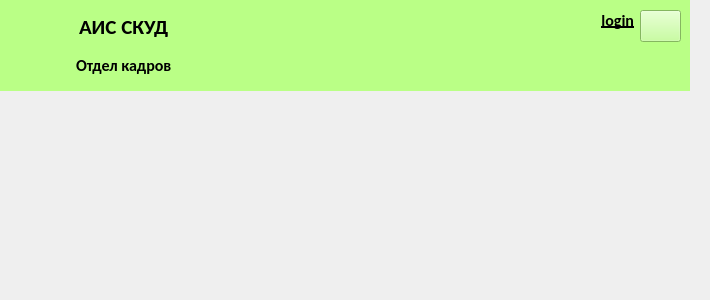
Above: app/acms/hrwindow.ui from MK-IBM-WWS/ACMS before the change. Below: the same form after it.
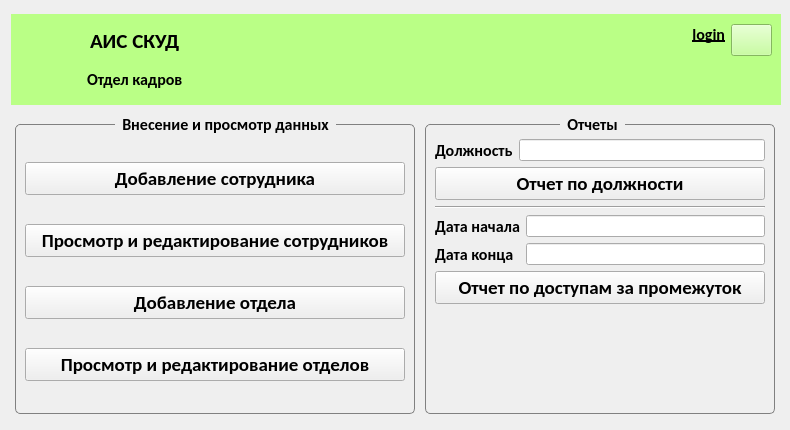
That is the form after the change. Icons and pictures are not drawn.

Diff of the .ui file:
```diff
--- a/app/acms/hrwindow.ui
+++ b/app/acms/hrwindow.ui
@@ -6,20 +6,20 @@
    <rect>
     <x>0</x>
     <y>0</y>
-    <width>710</width>
-    <height>300</height>
+    <width>790</width>
+    <height>430</height>
    </rect>
   </property>
   <property name="minimumSize">
    <size>
-    <width>710</width>
-    <height>300</height>
+    <width>790</width>
+    <height>430</height>
    </size>
   </property>
   <property name="maximumSize">
    <size>
-    <width>710</width>
-    <height>300</height>
+    <width>790</width>
+    <height>430</height>
    </size>
   </property>
   <property name="windowTitle">
@@ -29,24 +29,18 @@
    <iconset resource="lw.qrc">
     <normaloff>:/labels/label.png</normaloff>:/labels/label.png</iconset>
   </property>
+  <layout class="QGridLayout" name="gridLayout_2">
+   <item row="0" column="0">
   <widget class="QFrame" name="frame">
-   <property name="geometry">
-    <rect>
-     <x>0</x>
-     <y>0</y>
-     <width>690</width>
-     <height>91</height>
-    </rect>
-   </property>
    <property name="minimumSize">
     <size>
-     <width>690</width>
+       <width>770</width>
      <height>91</height>
     </size>
    </property>
    <property name="maximumSize">
     <size>
-     <width>690</width>
+       <width>770</width>
      <height>91</height>
     </size>
    </property>
@@ -201,6 +195,259 @@
     </item>
    </layout>
   </widget>
+   </item>
+   <item row="1" column="0">
+    <layout class="QHBoxLayout" name="horizontalLayout_2">
+     <item>
+      <widget class="QGroupBox" name="groupBox_2">
+       <property name="minimumSize">
+        <size>
+         <width>400</width>
+         <height>300</height>
+        </size>
+       </property>
+       <property name="maximumSize">
+        <size>
+         <width>400</width>
+         <height>300</height>
+        </size>
+       </property>
+       <property name="font">
+        <font>
+         <family>Carlito</family>
+         <pointsize>12</pointsize>
+         <bold>true</bold>
+        </font>
+       </property>
+       <property name="styleSheet">
+        <string notr="true">    QGroupBox {
+        border: 1px solid gray;
+        border-radius: 5px;
+        margin-top: 10px;
+        padding-top: 5px;
+    }
+    QGroupBox::title {
+        subcontrol-origin: margin;
+        subcontrol-position: top left;
+        left: 100px;
+        padding: 0 5px 0 5px;
+    }</string>
+       </property>
+       <property name="title">
+        <string>Внесение и просмотр данных</string>
+       </property>
+       <layout class="QVBoxLayout" name="verticalLayout_2">
+        <item>
+         <widget class="QPushButton" name="btnaddstaff">
+          <property name="font">
+           <font>
+            <family>Carlito</family>
+            <pointsize>14</pointsize>
+            <bold>true</bold>
+           </font>
+          </property>
+          <property name="text">
+           <string>Добавление сотрудника</string>
+          </property>
+         </widget>
+        </item>
+        <item>
+         <widget class="QPushButton" name="btneditstaff">
+          <property name="font">
+           <font>
+            <family>Carlito</family>
+            <pointsize>14</pointsize>
+            <bold>true</bold>
+           </font>
+          </property>
+          <property name="text">
+           <string>Просмотр и редактирование сотрудников</string>
+          </property>
+         </widget>
+        </item>
+        <item>
+         <widget class="QPushButton" name="btnadddepo">
+          <property name="font">
+           <font>
+            <family>Carlito</family>
+            <pointsize>14</pointsize>
+            <bold>true</bold>
+           </font>
+          </property>
+          <property name="text">
+           <string>Добавление отдела</string>
+          </property>
+         </widget>
+        </item>
+        <item>
+         <widget class="QPushButton" name="btneditdepo">
+          <property name="font">
+           <font>
+            <family>Carlito</family>
+            <pointsize>14</pointsize>
+            <bold>true</bold>
+           </font>
+          </property>
+          <property name="text">
+           <string>Просмотр и редактирование отделов</string>
+          </property>
+         </widget>
+        </item>
+       </layout>
+      </widget>
+     </item>
+     <item>
+      <widget class="QGroupBox" name="groupBox">
+       <property name="minimumSize">
+        <size>
+         <width>350</width>
+         <height>300</height>
+        </size>
+       </property>
+       <property name="maximumSize">
+        <size>
+         <width>350</width>
+         <height>300</height>
+        </size>
+       </property>
+       <property name="font">
+        <font>
+         <family>Carlito</family>
+         <pointsize>12</pointsize>
+         <bold>true</bold>
+        </font>
+       </property>
+       <property name="styleSheet">
+        <string notr="true">    QGroupBox {
+        border: 1px solid gray;
+        border-radius: 5px;
+        margin-top: 10px;
+        padding-top: 5px;
+    }
+    QGroupBox::title {
+        subcontrol-origin: margin;
+        subcontrol-position: top left;
+        left: 135px;
+        padding: 0 5px 0 5px;
+    }</string>
+       </property>
+       <property name="title">
+        <string>Отчеты</string>
+       </property>
+       <layout class="QVBoxLayout" name="verticalLayout_3">
+        <item>
+         <layout class="QHBoxLayout" name="horizontalLayout_3">
+          <item>
+           <widget class="QLabel" name="label_4">
+            <property name="font">
+             <font>
+              <family>Carlito</family>
+              <pointsize>12</pointsize>
+              <bold>true</bold>
+             </font>
+            </property>
+            <property name="text">
+             <string>Должность</string>
+            </property>
+           </widget>
+          </item>
+          <item>
+           <widget class="QLineEdit" name="leposition"/>
+          </item>
+         </layout>
+        </item>
+        <item>
+         <widget class="QPushButton" name="btnpositionreport">
+          <property name="font">
+           <font>
+            <family>Carlito</family>
+            <pointsize>14</pointsize>
+            <bold>true</bold>
+           </font>
+          </property>
+          <property name="text">
+           <string>Отчет по должности</string>
+          </property>
+         </widget>
+        </item>
+        <item>
+         <widget class="Line" name="line">
+          <property name="orientation">
+           <enum>Qt::Orientation::Horizontal</enum>
+          </property>
+         </widget>
+        </item>
+        <item>
+         <layout class="QFormLayout" name="formLayout">
+          <item row="0" column="0">
+           <widget class="QLabel" name="label_5">
+            <property name="font">
+             <font>
+              <family>Carlito</family>
+              <pointsize>12</pointsize>
+              <bold>true</bold>
+             </font>
+            </property>
+            <property name="text">
+             <string>Дата начала</string>
+            </property>
+           </widget>
+          </item>
+          <item row="0" column="1">
+           <widget class="QLineEdit" name="lestart"/>
+          </item>
+          <item row="1" column="0">
+           <widget class="QLabel" name="label_6">
+            <property name="font">
+             <font>
+              <family>Carlito</family>
+              <pointsize>12</pointsize>
+              <bold>true</bold>
+             </font>
+            </property>
+            <property name="text">
+             <string>Дата конца</string>
+            </property>
+           </widget>
+          </item>
+          <item row="1" column="1">
+           <widget class="QLineEdit" name="leend"/>
+          </item>
+         </layout>
+        </item>
+        <item>
+         <widget class="QPushButton" name="btnaccessreport">
+          <property name="font">
+           <font>
+            <family>Carlito</family>
+            <pointsize>14</pointsize>
+            <bold>true</bold>
+           </font>
+          </property>
+          <property name="text">
+           <string>Отчет по доступам за промежуток</string>
+          </property>
+         </widget>
+        </item>
+        <item>
+         <spacer name="verticalSpacer">
+          <property name="orientation">
+           <enum>Qt::Orientation::Vertical</enum>
+          </property>
+          <property name="sizeHint" stdset="0">
+           <size>
+            <width>20</width>
+            <height>40</height>
+           </size>
+          </property>
+         </spacer>
+        </item>
+       </layout>
+      </widget>
+     </item>
+    </layout>
+   </item>
+  </layout>
  </widget>
  <resources>
   <include location="lw.qrc"/>
```
Lines whose indentation alone changed are shown as unchanged.
